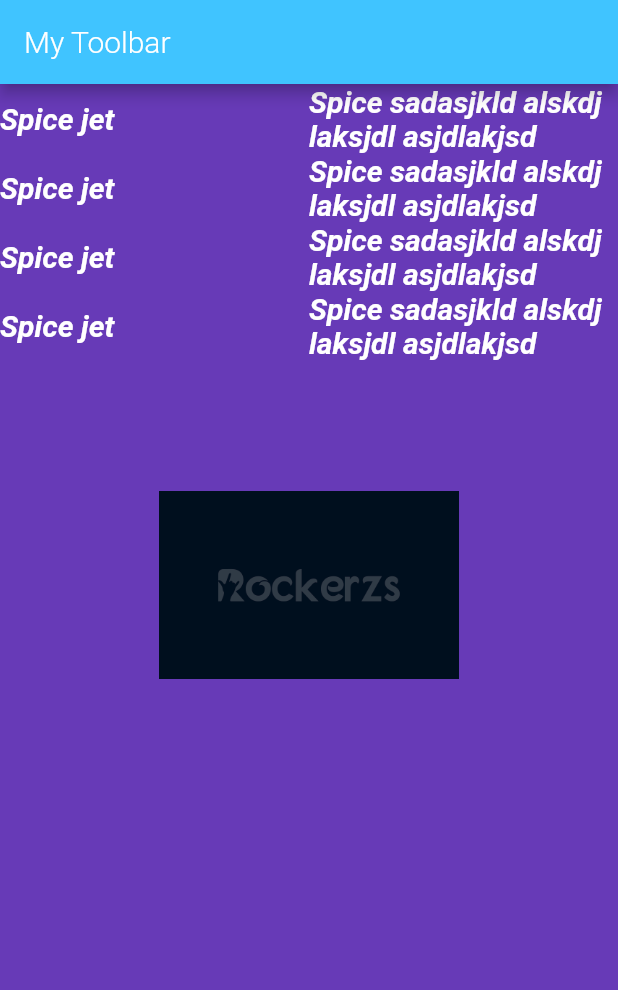
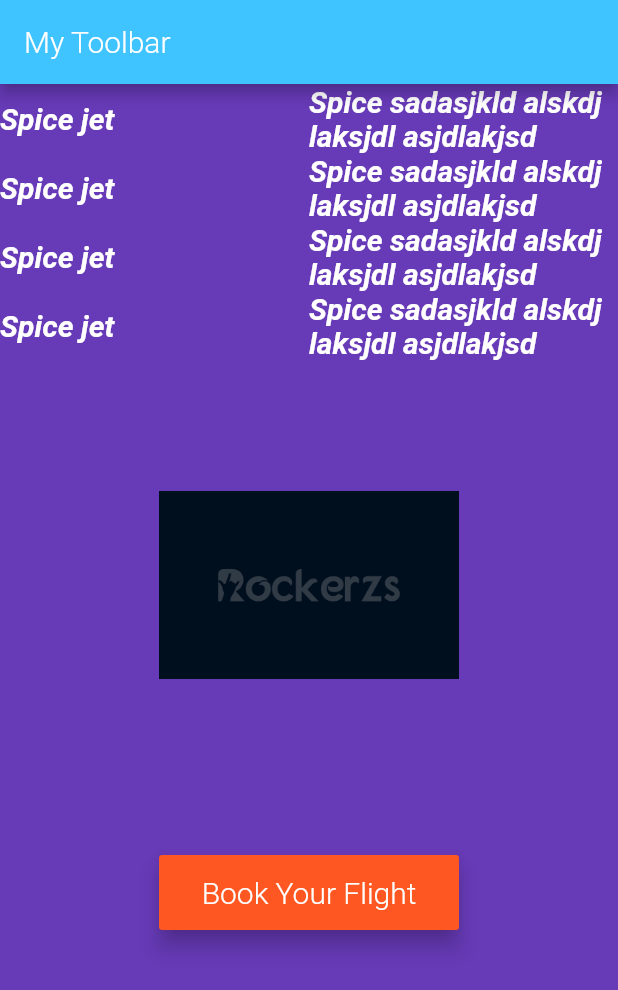
Before and after one commit to pavelsust/flutter_app, a Flutter app: the screen it shows after launch, on a phone screen of 412 x 824 dp. Shown: the top 990 px of the screen. Run offline on Flutter 3.47's test engine with Material 2 defaults, Android fonts, the phone set to English and light mode, and no system bars.

Commit message:
working on button

```diff
--- a/lib/app/screen/RowWidget.dart
+++ b/lib/app/screen/RowWidget.dart
@@ -38,7 +38,6 @@ class RowWidget extends StatelessWidget {
 //  }
 //
 //
-
 
   @override
   Widget build(BuildContext context) {
@@ -144,7 +143,8 @@ class RowWidget extends StatelessWidget {
                             color: Colors.white)))
               ],
             ),
-            ImageShow()
+            ImageShow(),
+            MyButton()
           ],
         ),
       ),
@@ -154,13 +154,76 @@ class RowWidget extends StatelessWidget {
   }
 }
 
-class ImageShow extends StatelessWidget{
+class ImageShow extends StatelessWidget {
   @override
   Widget build(BuildContext context) {
-
     var imageAsset = AssetImage('images/image_2.png');
-    var image = Image(image: imageAsset , width: 200, height: 300);
+    var image = Image(image: imageAsset, width: 200, height: 300);
     return Container(child: image);
   }
+}
 
+class MyButton extends StatelessWidget {
+  @override
+  Widget build(BuildContext context) {
+    var flatBookButton = Container(
+      margin: EdgeInsets.only(top: 30),
+      height: 50,
+      width: 200,
+      child: RaisedButton(
+        color: Colors.deepOrange,
+        elevation: 6,
+        onPressed: () {
+          bookShowDialog(context);
+        },
+        child: Text(
+          'Book Your Flight',
+          style: TextStyle(
+            color: Colors.white,
+            fontSize: 20,
+          ),
+        ),
+      ),
+    );
+
+    return flatBookButton;
   }
+
+
+  void bookFlight(BuildContext context) {
+    var alertDialgo = AlertDialog(
+      title: Text(
+        'Flight Book Successfully', textDirection: TextDirection.ltr,
+        style: TextStyle(
+            color: Colors.black,
+            fontSize: 15
+        ),
+      ),
+      content: Text(
+        'Have a pleasant flight',
+        style: TextStyle(
+            color: Colors.black,
+            fontSize: 15
+        ),
+      ),
+    );
+
+    showDialog(context: context,
+        builder: (BuildContext context) {
+          return alertDialgo;
+        }
+    );
+  }
+
+  void bookShowDialog(BuildContext context){
+    var alertDialog = AlertDialog(
+      title: Text('Flight Booked Successfully '),
+      content: Text('have a nice hourney'),
+    );
+
+    showDialog(context: context,
+    builder: (BuildContext context){
+      return alertDialog;
+    });
+  }
+}
```
Lines whose indentation alone changed are shown as unchanged.
